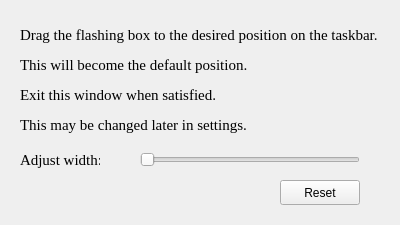
Qt form first_instance.ui (trumpetkern27/Weather) before a commit.
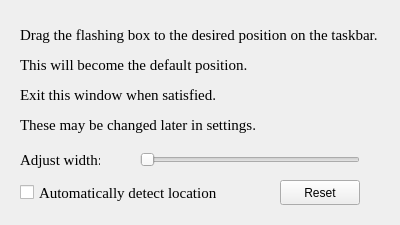
The same form after that commit.

Commit message: main window added, settings window added

```diff
--- a/first_instance.ui
+++ b/first_instance.ui
@@ -61,7 +61,7 @@
     </font>
    </property>
    <property name="text">
-    <string>&lt;html&gt;&lt;head/&gt;&lt;body&gt;&lt;p&gt;&lt;span style=&quot; font-size:11pt;&quot;&gt;Drag the flashing box to the desired position on the taskbar.&lt;/span&gt;&lt;/p&gt;&lt;p&gt;&lt;span style=&quot; font-size:11pt;&quot;&gt;This will become the default position.&lt;/span&gt;&lt;/p&gt;&lt;p&gt;&lt;span style=&quot; font-size:11pt;&quot;&gt;Exit this window when satisfied.&lt;/span&gt;&lt;/p&gt;&lt;p&gt;&lt;span style=&quot; font-size:11pt;&quot;&gt;This may be changed later in settings.&lt;/span&gt;&lt;/p&gt;&lt;/body&gt;&lt;/html&gt;</string>
+    <string>&lt;html&gt;&lt;head/&gt;&lt;body&gt;&lt;p&gt;&lt;span style=&quot; font-size:11pt;&quot;&gt;Drag the flashing box to the desired position on the taskbar.&lt;/span&gt;&lt;/p&gt;&lt;p&gt;&lt;span style=&quot; font-size:11pt;&quot;&gt;This will become the default position.&lt;/span&gt;&lt;/p&gt;&lt;p&gt;&lt;span style=&quot; font-size:11pt;&quot;&gt;Exit this window when satisfied.&lt;/span&gt;&lt;/p&gt;&lt;p&gt;&lt;span style=&quot; font-size:11pt;&quot;&gt;These may be changed later in settings.&lt;/span&gt;&lt;/p&gt;&lt;/body&gt;&lt;/html&gt;</string>
    </property>
    <property name="alignment">
     <set>Qt::AlignmentFlag::AlignLeading|Qt::AlignmentFlag::AlignLeft|Qt::AlignmentFlag::AlignVCenter</set>
@@ -88,6 +88,25 @@
     <string>&lt;html&gt;&lt;head/&gt;&lt;body&gt;&lt;p&gt;&lt;span style=&quot; font-size:11pt;&quot;&gt;Adjust width:&lt;/span&gt;&lt;/p&gt;&lt;/body&gt;&lt;/html&gt;</string>
    </property>
   </widget>
+  <widget class="QCheckBox" name="locationDetect">
+   <property name="geometry">
+    <rect>
+     <x>20</x>
+     <y>180</y>
+     <width>200</width>
+     <height>25</height>
+    </rect>
+   </property>
+   <property name="font">
+    <font>
+     <family>Times New Roman</family>
+     <pointsize>11</pointsize>
+    </font>
+   </property>
+   <property name="text">
+    <string>Automatically detect location</string>
+   </property>
+  </widget>
  </widget>
  <resources/>
  <connections/>
```
The commit also changes 19 other files.
